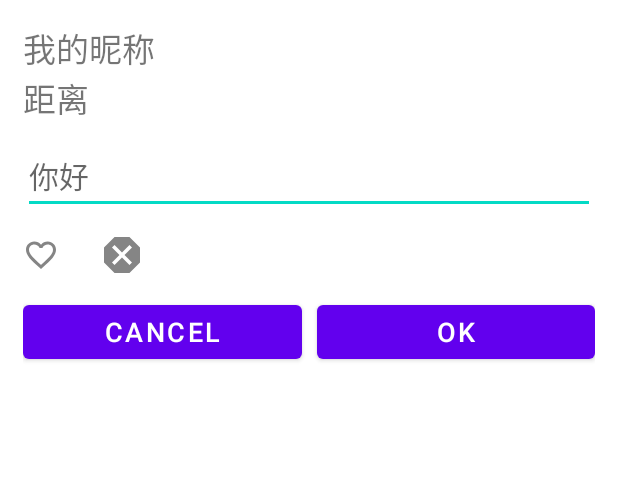
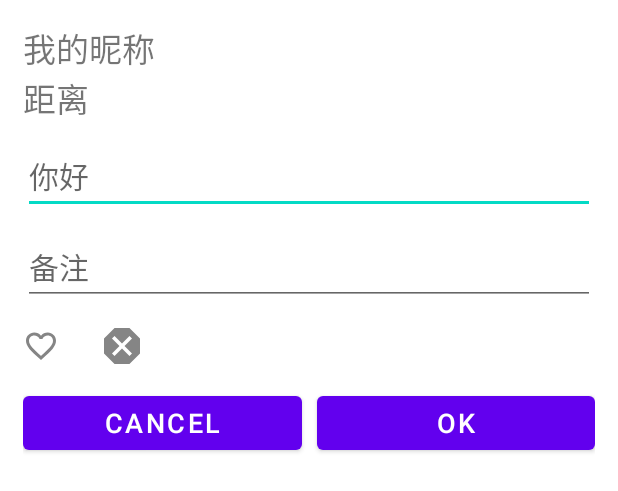
Before and after one commit to kouxthree/UwbLiao, an Android app: the layout remote_dev_dsp.xml on its own in the app's theme, with its tools: preview values and no code run, on a phone screen of 412 x 824 dp. Shown: the top 491 px of the screen. Run offline under Robolectric (Android 15) with nearby library versions, the phone set to English and light mode, and no system bars.

Commit message:
add remote device comment input

```diff
--- a/app/src/main/java/com/uwbliao/db/EntityDevice.kt
+++ b/app/src/main/java/com/uwbliao/db/EntityDevice.kt
@@ -15,6 +15,7 @@ data class EntityDevice(
     @ColumnInfo(name = "hide") var hide: Boolean = false,//true:hide false:show
     @ColumnInfo(name = "nickname") var nickname: String? = null,
     @ColumnInfo(name = "gender") var gender: Int = Gender.OTHER,
+    @ColumnInfo(name = "comment") var comment: String = "",
     @ColumnInfo(name = "distance") var distance: Int? = null,//meter
     @ColumnInfo(name = "theta") var theta: Double = 0.toDouble(),//angle
     var currentx: Float = 0f,
--- a/app/src/main/res/layout/remote_dev_dsp.xml
+++ b/app/src/main/res/layout/remote_dev_dsp.xml
@@ -27,6 +27,19 @@
         android:inputType="text"
         android:maxLines="1"
         android:maxLength="8"
+        android:selectAllOnFocus="true"
+        android:imeOptions="actionSend"
+        android:textSize="20sp" />
+
+    <EditText
+        android:id="@+id/txt__comment"
+        android:layout_width="match_parent"
+        android:layout_height="wrap_content"
+        android:layout_marginTop="10dp"
+        android:hint="@string/txt_comment"
+        android:inputType="text"
+        android:maxLines="1"
+        android:maxLength="32"
         android:selectAllOnFocus="true"
         android:imeOptions="actionSend"
         android:textSize="20sp" />
--- a/app/src/main/res/values/strings.xml
+++ b/app/src/main/res/values/strings.xml
@@ -13,6 +13,7 @@
     <string name="scan_nums">同时搜寻人数</string>
     <string name="txt_distance">距离</string>
     <string name="txt_invitation">你好</string>
+    <string name="txt_comment">备注</string>
     <string name="txt_blacklist_title">黑名单</string>
     <string name="txt_blacklist_item_remove_msg">完成清除黑名单</string>
     <string name="txt_undo_blacklist_item_remove_msg">重设</string>
```
Also changed, not shown: app/src/main/java/com/uwbliao/MainCanvasView.kt (+19 -0 lines), app/src/main/res/layout/blacklist_item.xml (+5 -5 lines).
